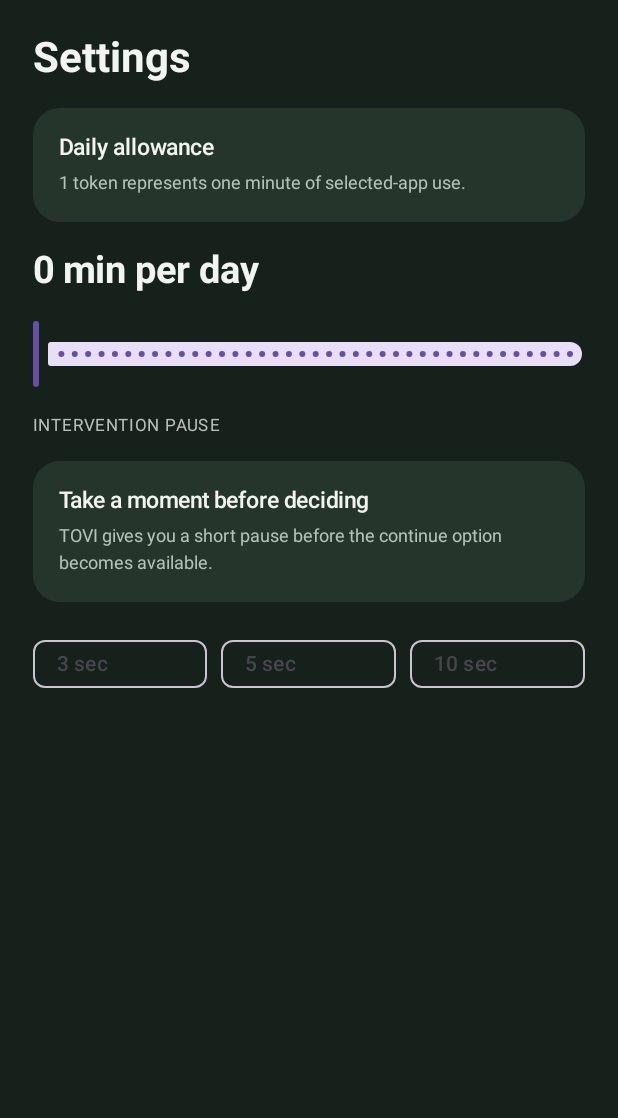
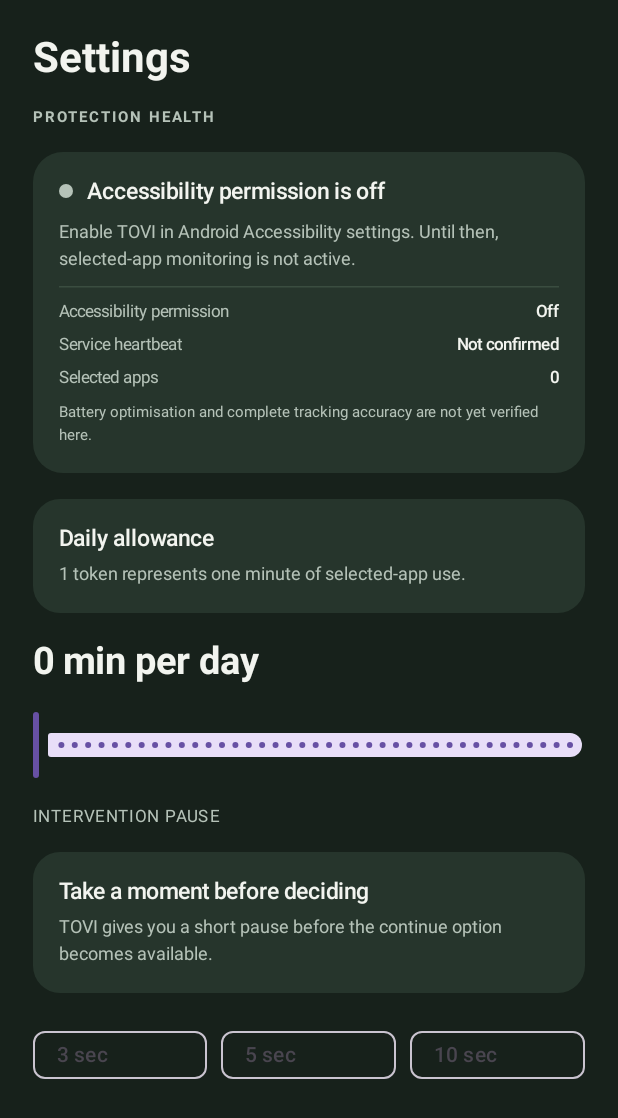
Before and after one commit to iy367-ux/TOVI, an Android app built with Jetpack Compose: the composable SettingsPage called with empty values, on a phone screen of 412 x 824 dp. Shown: the top 1118 px of the screen. Run offline under Robolectric (Android 15) with nearby library versions, the phone set to English and light mode, and no system bars.

Commit message:
Add honest protection health status in settings

```diff
--- a/app/src/main/java/com/limity/app/MainActivity.kt
+++ b/app/src/main/java/com/limity/app/MainActivity.kt
@@ -59,7 +59,10 @@ class MainActivity : ComponentActivity() {
             var refreshKey by remember { mutableIntStateOf(0) }
             DisposableEffect(lifecycle) {
                 val observer = LifecycleEventObserver { _, event ->
-                    if (event == Lifecycle.Event.ON_RESUME) refreshKey++
+                    if (event == Lifecycle.Event.ON_RESUME) {
+                        enabled = serviceOn()
+                        refreshKey++
+                    }
                 }
                 lifecycle.addObserver(observer)
                 onDispose { lifecycle.removeObserver(observer) }
@@ -96,8 +99,17 @@ class MainActivity : ComponentActivity() {
                             0 -> HomePage(prefs.getInt("tokens_remaining", limit.toInt()), prefs.getInt("daily_tokens", limit.toInt()), UsageLedger.totalSeconds(this@MainActivity), UsageLedger.selectedAppSeconds(this@MainActivity, chosen), accent, apps.filter { it.pkg in chosen }, Modifier.padding(pad), refreshKey)
                             1 -> AppsPage(apps.filter { it.pkg in chosen }, { setup = true }, Modifier.padding(pad))
                             2 -> InsightsPage(this@MainActivity, chosen, apps, refreshKey, Modifier.padding(pad))
-                            else -> SettingsPage(limit, pauseSeconds, { limit = it; prefs.edit().putInt("daily_tokens", it.toInt()).apply() },
-                                { pauseSeconds = it; prefs.edit().putInt("pause_seconds", it).apply() }, Modifier.padding(pad))
+                            else -> SettingsPage(
+                                limit = limit,
+                                pauseSeconds = pauseSeconds,
+                                serviceEnabled = enabled,
+                                heartbeatAt = prefs.getLong("service_heartbeat_at", 0L),
+                                selectedCount = chosen.size,
+                                onLimit = { limit = it; prefs.edit().putInt("daily_tokens", it.toInt()).apply() },
+                                onPauseSeconds = { pauseSeconds = it; prefs.edit().putInt("pause_seconds", it).apply() },
+                                modifier = Modifier.padding(pad),
+                                refreshKey = refreshKey
+                            )
                         }
                     }
                 }
@@ -320,12 +332,55 @@ private fun SimplePage(title: String, description: String, modifier: Modifier =
 
 @Composable
 private fun SettingsPage(
-    limit: Float, pauseSeconds: Int,
-    onLimit: (Float) -> Unit, onPauseSeconds: (Int) -> Unit,
-    modifier: Modifier = Modifier
+    limit: Float,
+    pauseSeconds: Int,
+    serviceEnabled: Boolean,
+    heartbeatAt: Long,
+    selectedCount: Int,
+    onLimit: (Float) -> Unit,
+    onPauseSeconds: (Int) -> Unit,
+    modifier: Modifier = Modifier,
+    refreshKey: Int = 0
 ) {
+    val heartbeatFresh = heartbeatAt > 0L && System.currentTimeMillis() - heartbeatAt in 0L..45_000L
+    val healthTitle = when {
+        !serviceEnabled -> "Accessibility permission is off"
+        heartbeatFresh -> "Service recently checked in"
+        else -> "Service status needs checking"
+    }
+    val healthDetail = when {
+        !serviceEnabled -> "Enable TOVI in Android Accessibility settings. Until then, selected-app monitoring is not active."
+        heartbeatFresh -> "TOVI's monitoring service has checked in recently. This confirms the service is running, not that every usage event has been captured."
+        else -> "Android reports the permission as enabled, but TOVI has not received a recent service heartbeat. Reopen Accessibility settings and check that TOVI is enabled."
+    }
     Page(modifier) {
         Text("Settings", color = Ink, fontSize = 28.sp, fontWeight = FontWeight.Bold)
+        Text("PROTECTION HEALTH", color = Muted, fontSize = 10.sp, letterSpacing = 1.3.sp, fontWeight = FontWeight.Bold)
+        Card(colors = CardDefaults.cardColors(containerColor = Panel), shape = RoundedCornerShape(20.dp)) {
+            Column(Modifier.fillMaxWidth().padding(17.dp), verticalArrangement = Arrangement.spacedBy(9.dp)) {
+                Row(verticalAlignment = Alignment.CenterVertically, horizontalArrangement = Arrangement.spacedBy(9.dp)) {
+                    Box(Modifier.size(9.dp).clip(CircleShape).background(
+                        if (serviceEnabled && heartbeatFresh) Accent else Muted
+                    ))
+                    Text(healthTitle, color = Ink, fontSize = 15.sp, fontWeight = FontWeight.SemiBold)
+                }
+                Text(healthDetail, color = Muted, fontSize = 12.sp, lineHeight = 18.sp)
+                HorizontalDivider(color = Panel2.copy(alpha = .45f))
+                Row(Modifier.fillMaxWidth(), horizontalArrangement = Arrangement.SpaceBetween) {
+                    Text("Accessibility permission", color = Muted, fontSize = 11.sp)
+                    Text(if (serviceEnabled) "Enabled" else "Off", color = Ink, fontSize = 11.sp, fontWeight = FontWeight.Medium)
+                }
+                Row(Modifier.fillMaxWidth(), horizontalArrangement = Arrangement.SpaceBetween) {
+                    Text("Service heartbeat", color = Muted, fontSize = 11.sp)
+                    Text(if (heartbeatFresh) "Recent" else "Not confirmed", color = Ink, fontSize = 11.sp, fontWeight = FontWeight.Medium)
+                }
+                Row(Modifier.fillMaxWidth(), horizontalArrangement = Arrangement.SpaceBetween) {
+                    Text("Selected apps", color = Muted, fontSize = 11.sp)
+                    Text("$selectedCount", color = Ink, fontSize = 11.sp, fontWeight = FontWeight.Medium)
+                }
+                Text("Battery optimisation and complete tracking accuracy are not yet verified here.", color = Muted, fontSize = 10.sp, lineHeight = 15.sp)
+            }
+        }
         SetupCard("Daily allowance", "1 token represents one minute of selected-app use.")
         Text("${limit.toInt()} min per day", color = Ink, fontSize = 25.sp, fontWeight = FontWeight.Bold)
         Slider(value = limit, onValueChange = onLimit, valueRange = 15f..600f, steps = 38)
```
